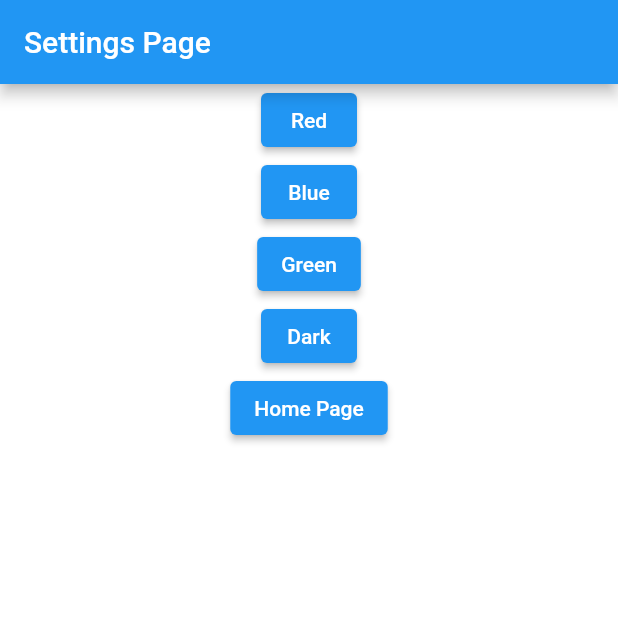
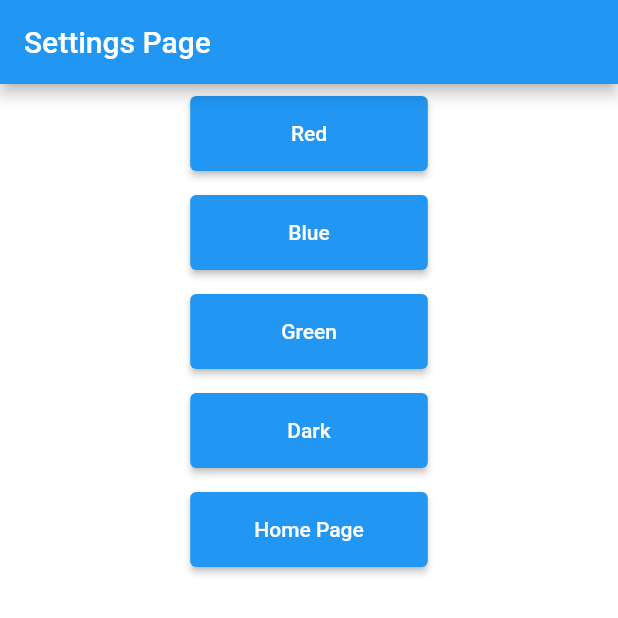
Before and after one commit to arsalan-radhu/lab6, a Flutter app: the screen it shows after launch, after a tap on "Settings Page", on a phone screen of 412 x 824 dp, the top half of it. Run offline on Flutter 3.47's test engine with Material 2 defaults, Android fonts, the phone set to English and light mode, and no system bars.

Commit message:
Modifyed Settings layout

```diff
--- a/lib/main.dart
+++ b/lib/main.dart
@@ -115,33 +115,81 @@ class MySettingsPageState extends State {
           children: <Widget>
           [
             //          Change Color button red         //
+            Padding(
+              padding: const EdgeInsets.all(8.0),
+              child:
               Container
               (
+                height: 50.0, //Provides height for the RaisedButton
+                child:
+                FractionallySizedBox(
+                  widthFactor: 0.4, ////Provides 40% width for the RaisedButton
                   child:
                   ElevatedButton(onPressed: red, style: ElevatedButton.styleFrom(backgroundColor: color), child: const Text("Red")),
               ),
+            ),
+          ),
+
             //          Change Color button blue          //
+            Padding(
+              padding: const EdgeInsets.all(8.0),
+              child:
               Container
               (
+                height: 50.0, //Provides height for the RaisedButton
+                child:
+                FractionallySizedBox(
+                  widthFactor: 0.4, ////Provides 40% width for the RaisedButton
                   child:
                   ElevatedButton(onPressed: blue, style: ElevatedButton.styleFrom(backgroundColor: color), child: const Text("Blue")),
               ),
+            ),
+          ),
+
             //          Change Color button green         //
+            Padding(
+              padding: const EdgeInsets.all(8.0),
+              child:
               Container
               (
+                height: 50.0, //Provides height for the RaisedButton
+                child:
+                FractionallySizedBox(
+                  widthFactor: 0.4, ////Provides 40% width for the RaisedButton
                   child:
                   ElevatedButton(onPressed: green, style: ElevatedButton.styleFrom(backgroundColor: color), child: const Text("Green")),
               ),
+            ),
+          ),
+
             //          Change Color button dark          //
+            Padding(
+              padding: const EdgeInsets.all(8.0),
+              child:
               Container
               (
+                height: 50.0, //Provides height for the RaisedButton
+                child:
+                FractionallySizedBox(
+                  widthFactor: 0.4, ////Provides 40% width for the RaisedButton
                   child:
                   ElevatedButton(onPressed: dark, style: ElevatedButton.styleFrom(backgroundColor: color), child: const Text("Dark")),
               ),
+            ),
+          ),
+
             //          Home Button         //
+            Padding(
+              padding: const EdgeInsets.all(8.0),
+              child:
               Container
               (
-              child: ElevatedButton
+                height: 50.0, //Provides height for the RaisedButton
+                child:
+                FractionallySizedBox(
+                  widthFactor: 0.4, ////Provides 40% width for the RaisedButton
+                  child:
+                  ElevatedButton
                   (
                     child: const Text('Home Page'),
                     style: ElevatedButton.styleFrom(backgroundColor: color),
@@ -158,9 +206,9 @@ class MySettingsPageState extends State {
                     );
                 },
               ),
-
               ),
-
+            ),
+          ),
           ]
         )
 
```
Lines whose indentation alone changed are shown as unchanged.
